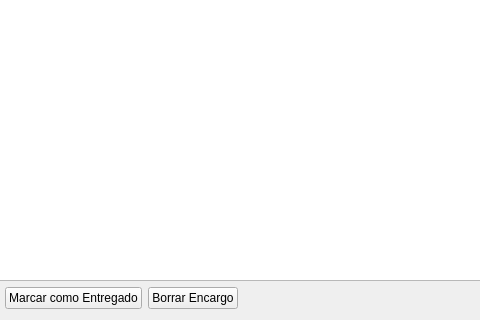
Before: the Qt Designer form gestorencargosdialog.ui in Ladis72/tienda, drawn with Qt 5; both pictures show x 237 to 717 and y 280 to 600 of the 1262 by 600 pixel window.
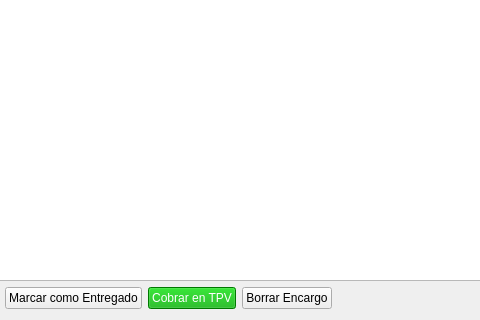
After: the same form once the commit is applied.

Commit message: refactor: update gestorencargosdialog and tpv to support Qt6 build environment y pasar los encargos directamente al TPV

```diff
--- a/gestorencargosdialog.ui
+++ b/gestorencargosdialog.ui
@@ -108,6 +108,18 @@
        </property>
       </widget>
      </item>
+     <item>
+      <widget class="QPushButton" name="btnCobrarTPV">
+       <property name="styleSheet">
+        <string notr="true">background-color: rgb(0, 170, 0);
+color: rgb(255, 255, 255);
+font: 75 10pt &quot;MS Shell Dlg 2&quot;;</string>
+       </property>
+       <property name="text">
+        <string>Cobrar en TPV</string>
+       </property>
+      </widget>
+     </item>
      <item>
       <widget class="QPushButton" name="btnBorrar">
        <property name="text">
```
The commit also changes 5 other files.
